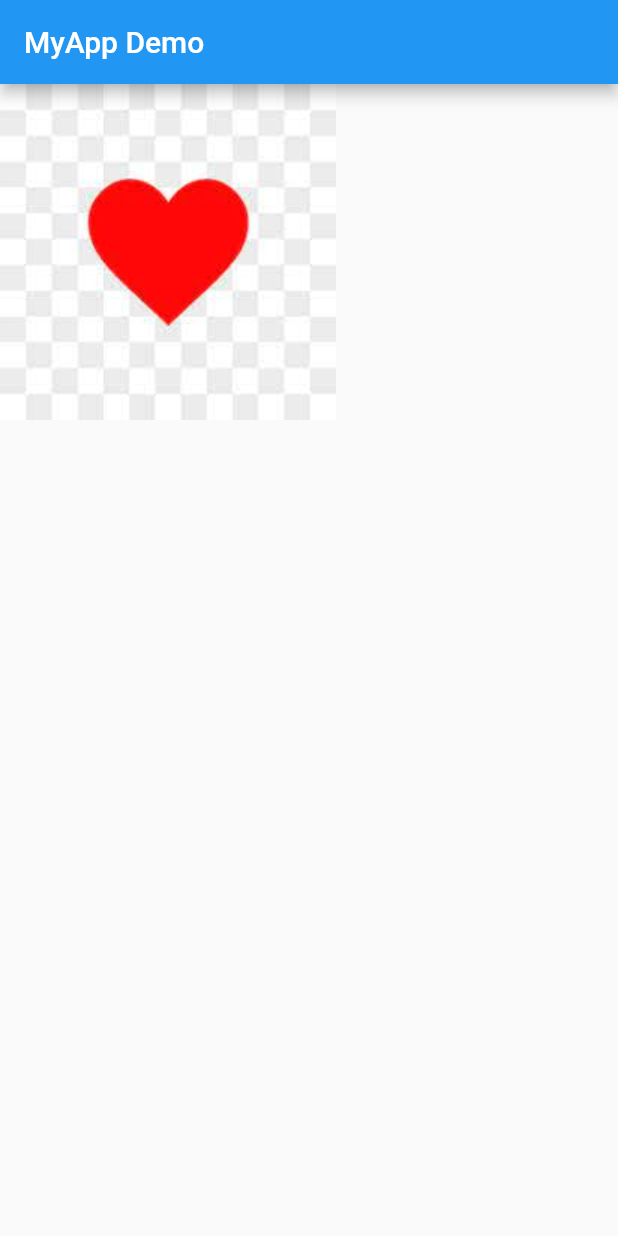
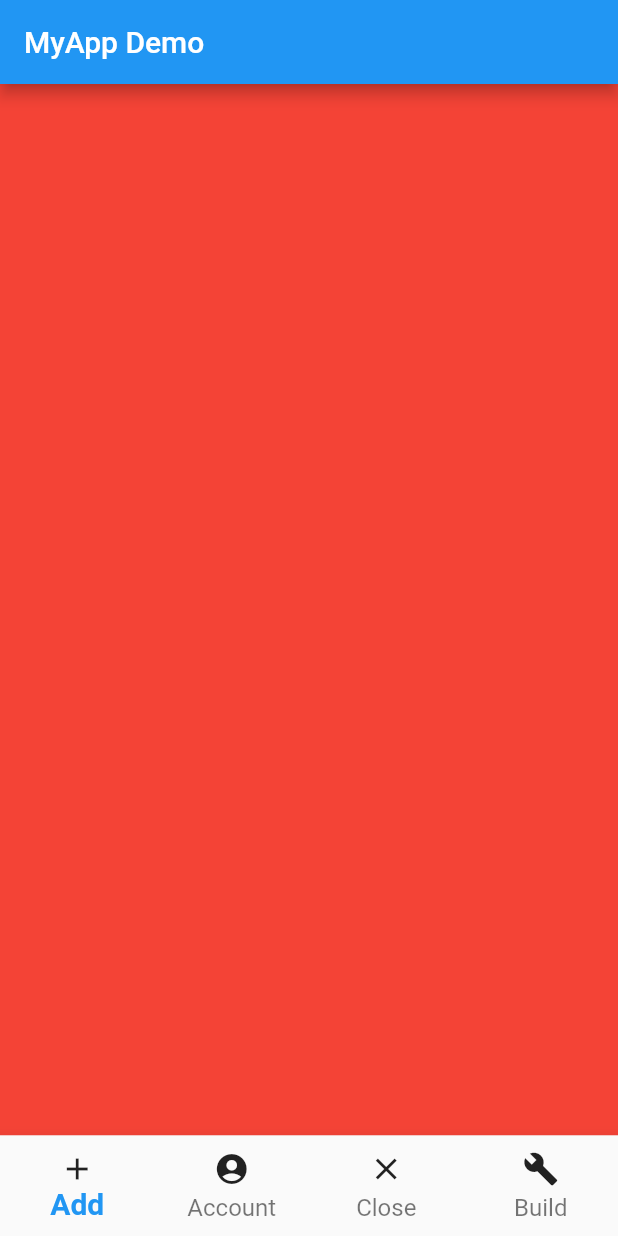
Before and after one commit to 920328eric/flutter_practical_application, a Flutter app: the screen it shows after launch, on a phone screen of 412 x 824 dp. Run offline on Flutter 3.47's test engine with Material 2 defaults, Android fonts, the phone set to English and light mode, and no system bars.

Commit message:
7/30 flutter_screen_change

```diff
--- a/lib/main.dart
+++ b/lib/main.dart
@@ -5,8 +5,21 @@ import 'dart:math';
 import 'package:flutter/rendering.dart';
 
 void main() => runApp(MaterialApp(
-      home: HomePageimage(),
+      home: changscreenMyApp(),
     ));
+
+//statefulwidget 模板
+// class MyApp extends StatefulWidget {
+//   @override
+//   _MAppState createState() => _MAppState();
+// }
+//
+// class _MAppState extends State<MyApp> {
+//   @override
+//   Widget build(BuildContext context) {
+//     return Container();
+//   }
+// }
 
 class HomePagecubes extends StatelessWidget {
   @override
@@ -200,7 +213,7 @@ class HomePagelistview extends StatelessWidget {
             );
           },
         )
-        // (
+        // ListView(
         //     children: List.generate(10, (index){//需要設定數量
         //     return Card(child: Container(
         //       height: 150,
@@ -225,7 +238,7 @@ class HomePageimage extends StatelessWidget {
       appBar: AppBar(
         title: const Text('MyApp Demo'),
       ),
-      body: Image.asset('lib/images/loyalty.jpg')
+      body: Image.asset('lib/images/loyalty.jpg'),
       // Image.network(
       //   bannerimg,
       //   height: 100.0,
@@ -235,3 +248,104 @@ class HomePageimage extends StatelessWidget {
     );
   }
 }
+
+class HomePagegridview extends StatelessWidget {
+  @override
+  Widget build(BuildContext context) {
+    return Scaffold(
+        appBar: AppBar(
+          title: const Text('MyApp Demo'),
+        ),
+        body:
+            // GridView.count(
+            //   // scrollDirection: ,//調整排列方向，預設直向
+            //   crossAxisCount: 2,//決定寬度(幾個方塊)
+            //   childAspectRatio: 2/3,//只能調整寬長比，寬是固定的
+            //   children: List.generate(100, (index) {
+            //     return Card(
+            //         child: Container(
+            //           color: Colors.green,
+            //           child: Text('Index:$index'),
+            //     )
+            //   );
+            //   }),
+            // )
+            GridView.builder(
+                gridDelegate: const SliverGridDelegateWithMaxCrossAxisExtent(
+                  //調整寬度
+                  maxCrossAxisExtent: 400,
+                  // childAspectRatio: 2/3,
+                ),
+                // const SliverGridDelegateWithFixedCrossAxisCount(
+                //   crossAxisCount: 2,
+                //   childAspectRatio: 2/3,
+                //   ),
+                itemBuilder: (context, index) {
+                  return Card(
+                      child: Container(
+                    color: Colors.green,
+                    child: Text('Index:$index'),
+                  ));
+                }));
+  }
+}
+
+
+class changscreenMyApp extends StatefulWidget {//點擊icon畫面切換
+  @override
+  _MAppState createState() => _MAppState();
+}
+
+class _MAppState extends State<changscreenMyApp> {//點擊icon畫面切換
+  int index = 0;
+  List<Widget> pages = [
+    Container(color: Colors.red),
+    Container(color: Colors.yellow,),
+    Container(color: Colors.blue,),
+    Container(color: Colors.green,),
+  ];
+  @override
+  Widget build(BuildContext context) {
+    return Scaffold(
+      appBar: AppBar(
+        title: const Text('MyApp Demo'),
+      ),
+      bottomNavigationBar: BottomNavigationBar(
+        type: BottomNavigationBarType.fixed,
+        currentIndex: index,
+        onTap: (int idx){
+          setState(() {
+            index = idx;
+          });
+        },
+        items: const [
+        BottomNavigationBarItem(
+          icon: Icon(Icons.add,color: Colors.black87,),
+          label: 'Add',
+          ),
+        BottomNavigationBarItem(
+          icon: Icon(Icons.account_circle,color: Colors.black87,),
+          label: 'Account'
+          ),
+        BottomNavigationBarItem(
+          icon: Icon(Icons.close,color: Colors.black87,),
+          label: 'Close'),
+        BottomNavigationBarItem(
+          icon: Icon(Icons.build,color: Colors.black87,),
+          label: 'Build'),
+      ],
+       selectedLabelStyle:  const TextStyle ( // 選中狀態下
+        color: Colors.blue,
+        fontSize: 20,
+        fontWeight: FontWeight.bold,
+      ),
+      unselectedLabelStyle: const TextStyle( // 未選中狀態下
+        color: Colors.grey,
+        fontSize: 16,
+        fontWeight: FontWeight.normal,
+      ),
+      ),
+      body: pages[index],
+    );
+  }
+}
```
